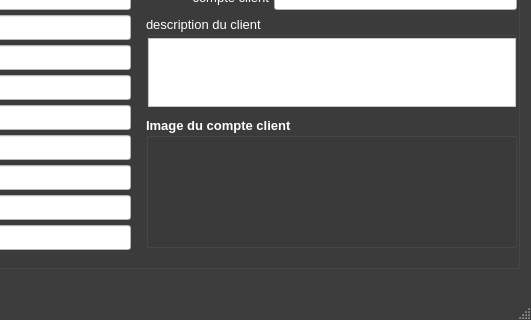
The window that ui/yeroth-erp-clients-detail-window.ui (xnoumbissinoundou/yeroth-erp-3.0) describes before a commit, drawn with Qt 5; both pictures show x 269 to 800 and y 280 to 600 of the 800 by 600 pixel window.
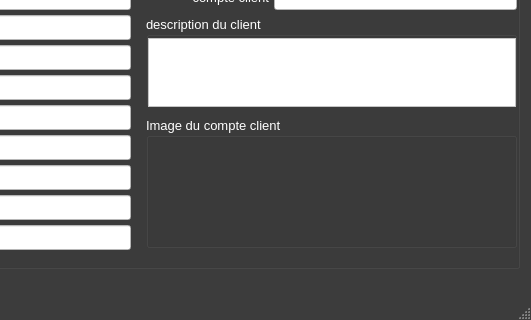
The same window after the commit. Icons and pictures are not drawn. Custom widgets are drawn as their Qt base class.

```diff
--- a/ui/yeroth-erp-clients-detail-window.ui
+++ b/ui/yeroth-erp-clients-detail-window.ui
@@ -10572,8 +10572,8 @@
      <property name="font">
       <font>
        <pointsize>10</pointsize>
-       <weight>75</weight>
-       <bold>true</bold>
+       <weight>50</weight>
+       <bold>false</bold>
       </font>
      </property>
      <property name="title">
```
